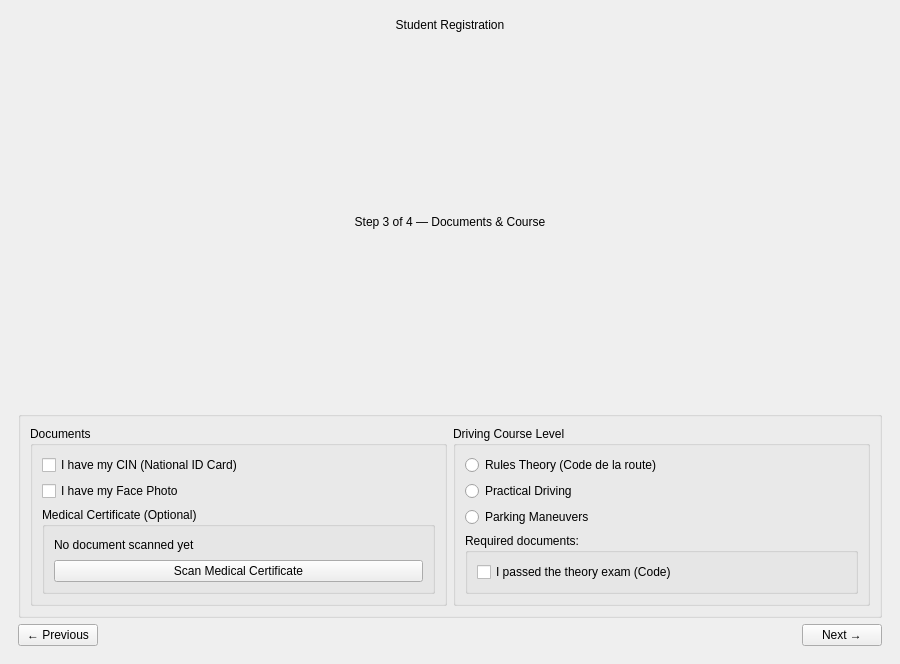
The window that mainwindow.ui (nesrinemil/wino) describes before a commit, drawn with Qt 5.
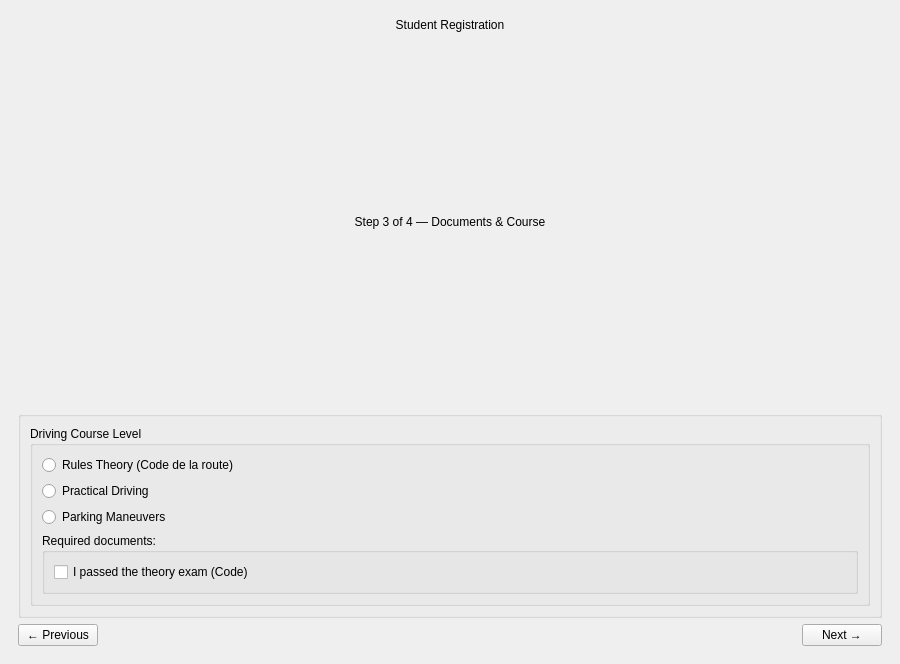
The same window after the commit. The open tabs and pages were chosen to show the change. Icons and pictures are not drawn.

```diff
--- a/mainwindow.ui
+++ b/mainwindow.ui
@@ -1086,55 +1086,6 @@
            <string/>
           </property>
           <layout class="QHBoxLayout" name="docsColumns">
-           <item>
-            <widget class="QGroupBox" name="groupDocs">
-             <property name="title">
-              <string>Documents</string>
-             </property>
-             <layout class="QVBoxLayout" name="verticalLayout_docsGroup">
-              <item>
-               <widget class="QCheckBox" name="chkCIN">
-                <property name="text">
-                 <string>I have my CIN (National ID Card)</string>
-                </property>
-               </widget>
-              </item>
-              <item>
-               <widget class="QCheckBox" name="chkPhoto">
-                <property name="text">
-                 <string>I have my Face Photo</string>
-                </property>
-               </widget>
-              </item>
-              <item>
-               <widget class="QGroupBox" name="groupMedical">
-                <property name="title">
-                 <string>Medical Certificate (Optional)</string>
-                </property>
-                <layout class="QVBoxLayout" name="verticalLayout_medical">
-                 <item>
-                  <widget class="QLabel" name="labelNoDoc">
-                   <property name="text">
-                    <string>No document scanned yet</string>
-                   </property>
-                  </widget>
-                 </item>
-                 <item>
-                  <widget class="QPushButton" name="btnScanMed">
-                   <property name="cursor">
-                    <cursorShape>PointingHandCursor</cursorShape>
-                   </property>
-                   <property name="text">
-                    <string>Scan Medical Certificate</string>
-                   </property>
-                  </widget>
-                 </item>
-                </layout>
-               </widget>
-              </item>
-             </layout>
-            </widget>
-           </item>
            <item>
             <widget class="QGroupBox" name="groupCourse">
              <property name="title">
```
Left out of the diff: 4 changed lines with no effect on the pictures.
